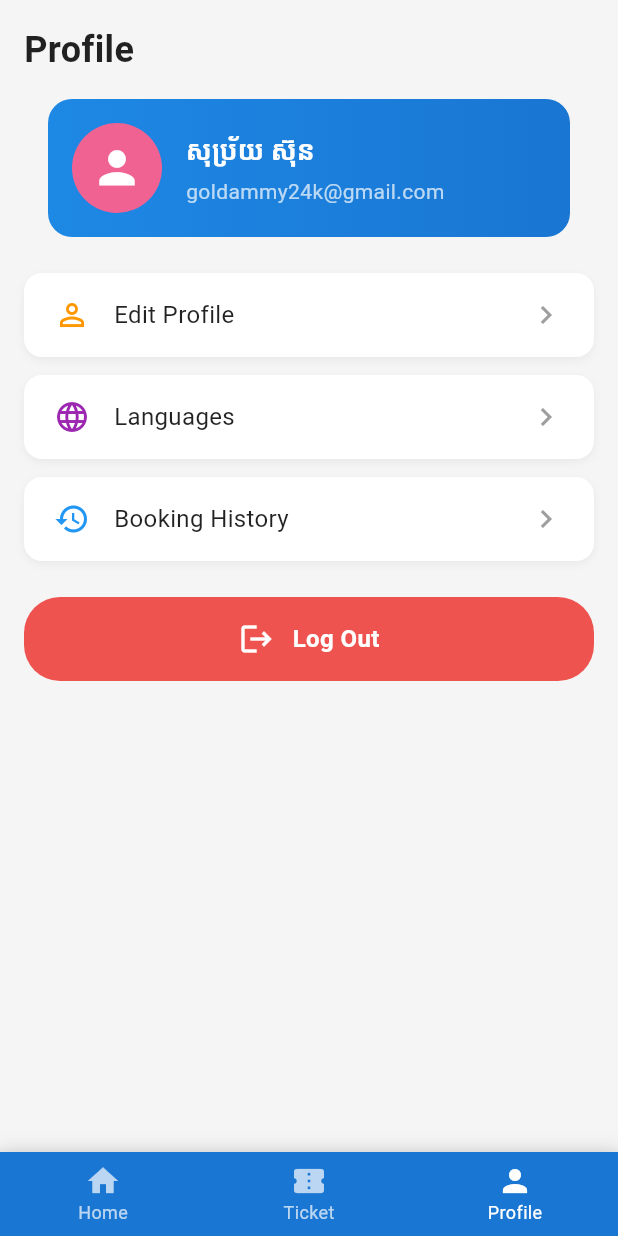
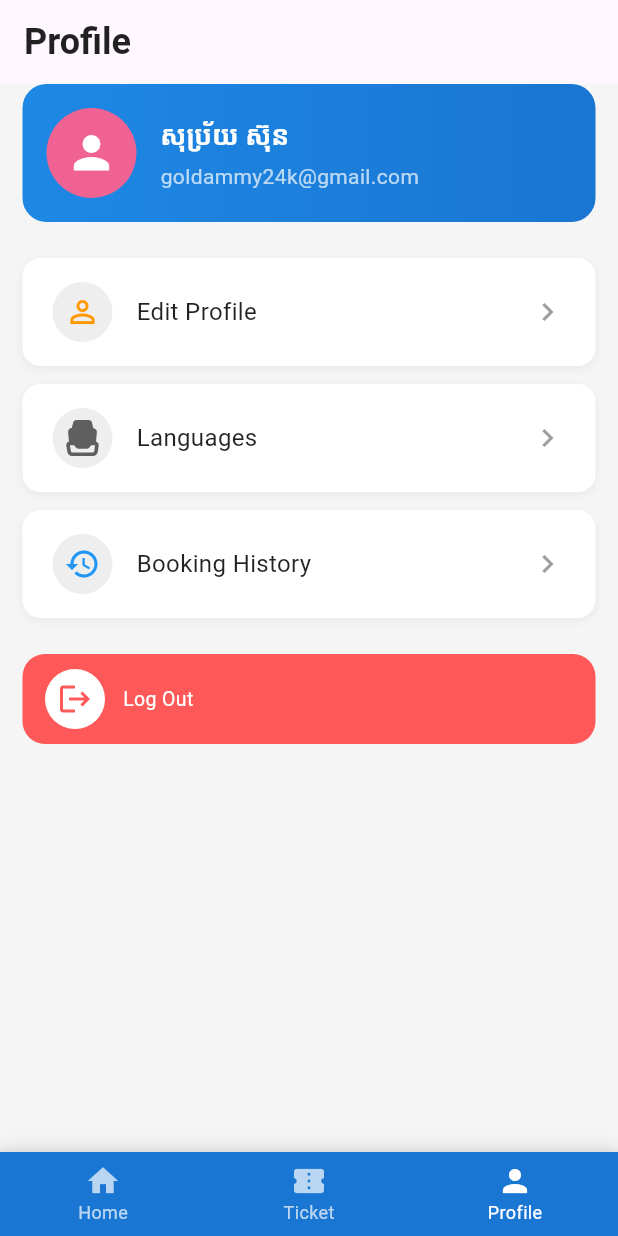
Before and after one commit to Bathhy/go-bus-mobile-app, a Flutter app: the screen it shows after launch, item 3 of the bottom bar chosen, on a phone screen of 412 x 824 dp. Run offline on Flutter 3.47's test engine with Material 3 defaults, Android fonts, the phone set to English and light mode, and no system bars; our stand-ins replace dio, flutter_svg, get; missing offline and left inert: khqr_sdk; network calls fail.

Commit message:
work on profile UI

```diff
--- a/go_bus_express/lib/main.dart
+++ b/go_bus_express/lib/main.dart
@@ -1,7 +1,7 @@
 import 'package:flutter/material.dart';
 import 'package:get/get_navigation/src/root/get_material_app.dart';
 import 'package:go_bus_express/resources/routes/app_routes.dart';
-import 'package:go_bus_express/view/main_navigation.dart';
+import 'package:go_bus_express/view/dashboard/dashboard_view.dart';
 
 void main() {
   runApp(const MyApp());
@@ -13,8 +13,10 @@ class MyApp extends StatelessWidget {
   // This widget is the root of your application.
   @override
   Widget build(BuildContext context) {
-    return const GetMaterialApp(
-      home: MainNavigation(),
+    return GetMaterialApp(
+      initialRoute: AppRoutes.mainNavigation,
+      getPages: AppRoutes.routes,
+      debugShowCheckedModeBanner: false,
     );
   }
 }
--- a/go_bus_express/lib/resources/app_images.dart
+++ b/go_bus_express/lib/resources/app_images.dart
@@ -6,5 +6,6 @@ class AppImages {
   static const String icSeat = 'assets/images/ic_seat_bus.svg';
   static const String imgBakong = 'assets/images/img_bakong.png';
   static const String imgBus = 'assets/images/go_bus_logo.png';
+  static const String imgLanguage = 'assets/images/ic_language.svg';
   // static const String iccheckBus = 'assets/images/check.svg';
 }
--- a/go_bus_express/lib/resources/routes/app_routes.dart
+++ b/go_bus_express/lib/resources/routes/app_routes.dart
@@ -1,4 +1,5 @@
 import 'package:get/get.dart';
+import 'package:go_bus_express/view/dashboard/dashboard_view.dart';
 import 'package:go_bus_express/view/ticket/choose_payment/choose_payment_view.dart';
 import 'package:go_bus_express/view/ticket/khqr_payment/khqr_payment_view.dart';
 import 'package:go_bus_express/view/ticket/select_route/select_route_view.dart';
@@ -9,6 +10,7 @@ class AppRoutes {
   static const String selectRoute = "/selectRoute";
   static const String choosePayment = "/choosePayment";
   static const String makePayment = "/makePayment";
+  static const String mainNavigation = "/mainNavigation";
 
   // static void goToDetailCategoryRoute(
   //         int? categoryId, String? uniName, String? uniDescription) =>
@@ -23,5 +25,6 @@ class AppRoutes {
     GetPage(name: selectRoute, page: () => const SelectRouteView()),
     GetPage(name: selectSeat, page: () => const SelectSeatView()),
     GetPage(name: makePayment, page: () => const KHQRPaymentView()),
+    GetPage(name: mainNavigation, page: () => const MainNavigation()),
   ];
 }
--- /dev/null
+++ b/go_bus_express/lib/utils/enums/ImageType.dart
@@ -0,0 +1,4 @@
+enum ImageType{
+  iconData,
+  svgImage,
+}
--- a/go_bus_express/lib/view/main_navigation.dart
+++ b/go_bus_express/lib/view/dashboard/dashboard_view.dart
@@ -1,6 +1,6 @@
 import 'package:flutter/material.dart';
-import 'package:go_bus_express/view/home_page.dart';
-import 'package:go_bus_express/view/profile_page.dart';
+import 'package:go_bus_express/view/dashboard/home/home_view.dart';
+import 'package:go_bus_express/view/dashboard/profile/profile_view.dart';
 
 class MainNavigation extends StatefulWidget {
   const MainNavigation({super.key});
--- /dev/null
+++ b/go_bus_express/lib/view/dashboard/profile/profile_view.dart
@@ -0,0 +1,320 @@
+import 'package:flutter/material.dart';
+import 'package:go_bus_express/resources/app_images.dart';
+import 'package:shared_package/config/themes.dart';
+import 'package:shared_package/design_system/constant/ts_padding.dart';
+import 'package:shared_package/design_system/xwidget/AppImage.dart';
+import 'package:shared_package/design_system/xwidget/ButtonComponent.dart';
+import 'package:shared_package/design_system/xwidget/TextComponent.dart';
+import 'package:shared_package/design_system/xwidget/user_profile_card.dart';
+import 'package:go_bus_express/view/edit_profile/edit_profile_view.dart';
+
+import '../../../utils/enums/ImageType.dart';
+
+class ProfilePage extends StatefulWidget {
+  const ProfilePage({super.key});
+
+  @override
+  State<ProfilePage> createState() => _ProfilePageState();
+}
+
+class _ProfilePageState extends State<ProfilePage> {
+  @override
+  Widget build(BuildContext context) {
+    var selectedLanguage = 'km';
+    return Scaffold(
+      backgroundColor: Colors.grey[100],
+      appBar: AppBar(
+        title: const Text(
+          'Profile',
+          style: TextStyle(
+            fontSize: 24,
+            fontWeight: FontWeight.bold,
+            color: Colors.black87,
+          ),
+        ),
+      ),
+      body: SafeArea(
+        child: Column(
+          children: [
+            Expanded(
+              child: SingleChildScrollView(
+                child: Column(
+                  crossAxisAlignment: CrossAxisAlignment.start,
+                  children: [
+                    const UserProfileCard(
+                      name: 'សុប្រ័យ ស៊ុន',
+                      email: 'goldammy24k@gmail.com',
+                    ),
+                    const SizedBox(height: 24),
+                    _buildMenuItem(
+                      context: context,
+                      imageType: ImageType.iconData,
+                      source: Icons.person_outline,
+                      iconColor: Colors.orange,
+                      title: 'Edit Profile',
+                      onTap: () {
+                        Navigator.push(
+                          context,
+                          MaterialPageRoute(
+                            builder: (context) => const EditProfilePage(),
+                          ),
+                        );
+                      },
+                    ),
+                    const SizedBox(height: 12),
+                    _buildMenuItem(
+                      context: context,
+                      imageType: ImageType.svgImage,
+                      source: AppImages.icSeat,
+                      iconColor: Colors.purple,
+                      title: 'Languages',
+                      onTap: () {
+                        void _showLanguageBottomSheet() {
+                          showModalBottomSheet(
+                            context: context,
+                            backgroundColor: Colors.transparent,
+                            builder:
+                                (context) => Container(
+                                  decoration: BoxDecoration(
+                                    color: Colors.white,
+                                    borderRadius: BorderRadius.only(
+                                      topLeft: Radius.circular(20),
+                                      topRight: Radius.circular(20),
+                                    ),
+                                  ),
+                                  padding: EdgeInsets.all(XPadding.extralarge),
+                                  child: Column(
+                                    mainAxisSize: MainAxisSize.min,
+                                    children: [
+                                      XTextLarge(
+                                        label: 'Choose Your Language',
+                                        colortext: black,
+                                        fontWeight: FontWeight.w600,
+                                      ),
+                                      SizedBox(height: XPadding.extralarge),
+
+                                      // Khmer option
+                                      GestureDetector(
+                                        onTap: () {},
+                                        child: Container(
+                                          padding: EdgeInsets.all(
+                                            XPadding.large,
+                                          ),
+                                          decoration: BoxDecoration(
+                                            color:
+                                                selectedLanguage == 'ខ្មែរ'
+                                                    ? goBusPrimary
+                                                    : Colors.grey.shade100,
+                                            borderRadius: BorderRadius.circular(
+                                              12,
+                                            ),
+                                          ),
+                                          child: Row(
+                                            children: [
+                                              Text(
+                                                '🇰🇭',
+                                                style: TextStyle(fontSize: 32),
+                                              ),
+                                              SizedBox(width: XPadding.large),
+                                              XTextMedium(
+                                                label: 'ខ្មែរ',
+                                                colortext:
+                                                    selectedLanguage == 'ខ្មែរ'
+                                                        ? white
+                                                        : black,
+                                                fontWeight: FontWeight.w600,
+                                              ),
+                                            ],
+                                          ),
+                                        ),
+                                      ),
+                                      SizedBox(height: XPadding.medium),
+
+                                      // English option
+                                      GestureDetector(
+                                        onTap: () {
+                                          setState(() {
+                                            selectedLanguage = 'English';
+                                          });
+                                          Navigator.pop(context);
+                                        },
+                                        child: Container(
+                                          padding: EdgeInsets.all(
+                                            XPadding.large,
+                                          ),
+                                          decoration: BoxDecoration(
+                                            color:
+                                                selectedLanguage == 'English'
+                                                    ? goBusPrimary
+                                                    : Colors.grey.shade100,
+                                            borderRadius: BorderRadius.circular(
+                                              12,
+                                            ),
+                                          ),
+                                          child: Row(
+                                            children: [
+                                              Text(
+                                                '🇬🇧',
+                                                style: TextStyle(fontSize: 32),
+                                              ),
+                                              SizedBox(width: XPadding.large),
+                                              XTextMedium(
+                                                label: 'English',
+                                                colortext:
+                                                    selectedLanguage ==
+                                                            'English'
+                                                        ? white
+                                                        : black,
+                                                fontWeight: FontWeight.w600,
+                                              ),
+                                            ],
+                                          ),
+                                        ),
+                                      ),
+                                      SizedBox(height: XPadding.extralarge),
+
+                                      // Cancel button
+                                      SizedBox(
+                                        width: double.infinity,
+                                        child: XButton(
+                                          label: 'CANCEL',
+                                          optionbutton: 1,
+                                          bgColor: goBusPrimary,
+                                          onTap: () => Navigator.pop(context),
+                                        ),
+                                      ),
+                                    ],
+                                  ),
+                                ),
+                          );
+                        }
+                      },
+                    ),
+                    const SizedBox(height: 12),
+                    _buildMenuItem(
+                      context: context,
+                      imageType: ImageType.iconData,
+                      source: Icons.history,
+                      iconColor: Colors.blue,
+                      title: 'Booking History',
+                      onTap: () {},
+                    ),
+                    const SizedBox(height: 24),
+                    _buildLogoutButton(context),
+                  ],
+                ),
+              ),
+            ),
+          ],
+        ),
+      ),
+    );
+  }
+
+  // Your existing file: lib/view/dashboard/profile/profile_view.dart
+  Widget _buildMenuItem({
+    required BuildContext context,
+    required ImageType imageType,
+    required dynamic source, // Renamed from 'icon' for clarity
+    required Color iconColor,
+    required String title,
+    required VoidCallback onTap,
+  }) {
+    // The caret was here, this is the updated implementation.
+    return Padding(
+      padding: EdgeInsets.symmetric(horizontal: XPadding.extralarge),
+      child: GestureDetector(
+        onTap: onTap,
+        child: Container(
+          padding: const EdgeInsets.symmetric(horizontal: 20, vertical: 16),
+          decoration: BoxDecoration(
+            color: Colors.white,
+            borderRadius: BorderRadius.circular(12),
+            boxShadow: [
+              BoxShadow(
+                color: Colors.black.withOpacity(0.05),
+                blurRadius: 4,
+                offset: const Offset(0, 2),
+              ),
+            ],
+          ),
+          child: Row(
+            children: [
+              CircleAvatar(
+                radius: 20,
+                backgroundColor: shimerBgColor,
+                // USE THE DYNAMIC WIDGET BUILDER HERE
+                child: _buildDynamicIcon(
+                  imageType: imageType,
+                  source: source,
+                  color: iconColor,
+                  size: 24,
+                ),
+              ),
+              const SizedBox(width: 16),
+              Expanded(
+                child: Text(
+                  title,
+                  style: const TextStyle(fontSize: 16, color: Colors.black87),
+                ),
+              ),
+              const Icon(Icons.chevron_right, color: Colors.grey),
+            ],
+          ),
+        ),
+      ),
+    );
+  }
+
+  // (_buildLogoutButton and the rest of the class...)
+  Widget _buildLogoutButton(BuildContext context) {
+    return Padding(
+      padding: EdgeInsets.symmetric(horizontal: XPadding.extralarge),
+      child: GestureDetector(
+        onTap: () {
+          // Handle logout
+        },
+        child: Container(
+          width: double.infinity,
+          padding: EdgeInsets.symmetric(vertical: XPadding.large),
+          decoration: BoxDecoration(
+            color: errorPrimary,
+            borderRadius: BorderRadius.circular(15),
+          ),
+          child: Padding(
+            padding: EdgeInsets.only(left: XPadding.extralarge),
+            child: const Row(
+              children: [
+                CircleAvatar(
+                  backgroundColor: Colors.white,
+                  radius: 20,
+                  child: Icon(Icons.logout, color: errorPrimary),
+                ),
+                SizedBox(width: 12),
+                XTextMedium(label: 'Log Out', colortext: Colors.white),
+              ],
+            ),
+          ),
+        ),
+      ),
+    );
+  }
+
+  // This helper widget decides which image widget to render based on the type.
+  Widget _buildDynamicIcon({
+    required ImageType imageType,
+    required dynamic source, // This will be IconData or a String path/URL
+    required Color color,
+    double size = 24.0,
+  }) {
+    switch (imageType) {
+      case ImageType.iconData:
+        // Source is IconData
+        return Icon(source as IconData, color: color, size: size);
+
+      case ImageType.svgImage:
+        // Source is a String path to an SVG asset
+        return AppSvgImage(path: source as String, width: size, height: size);
+    }
+  }
+}
--- a/go_bus_express/lib/view/profile_page.dart
+++ /dev/null
@@ -1,151 +0,0 @@
-import 'package:flutter/material.dart';
-import 'package:shared_package/design_system/xwidget/user_profile_card.dart';
-import 'package:go_bus_express/view/edit_profile_page.dart';
-
-class ProfilePage extends StatelessWidget {
-  const ProfilePage({super.key});
-
-  @override
-  Widget build(BuildContext context) {
-    return Scaffold(
-      backgroundColor: Colors.grey[100],
-      body: SafeArea(
-        child: Column(
-          children: [
-            Expanded(
-              child: SingleChildScrollView(
-                child: Padding(
-                  padding: const EdgeInsets.all(16.0),
-                  child: Column(
-                    crossAxisAlignment: CrossAxisAlignment.start,
-                    children: [
-                      const Text(
-                        'Profile',
-                        style: TextStyle(
-                          fontSize: 24,
-                          fontWeight: FontWeight.bold,
-                          color: Colors.black87,
-                        ),
-                      ),
-                      const SizedBox(height: 16),
-                      const UserProfileCard(
-                        name: 'សុប្រ័យ ស៊ុន',
-                        email: 'goldammy24k@gmail.com',
-                      ),
-                      const SizedBox(height: 24),
-                      _buildMenuItem(
-                        context: context,
-                        icon: Icons.person_outline,
-                        iconColor: Colors.orange,
-                        title: 'Edit Profile',
-                        onTap: () {
-                          Navigator.push(
-                            context,
-                            MaterialPageRoute(
-                              builder: (context) => const EditProfilePage(),
-                            ),
-                          );
-                        },
-                      ),
-                      const SizedBox(height: 12),
-                      _buildMenuItem(
-                        context: context,
-                        icon: Icons.language,
-                        iconColor: Colors.purple,
-                        title: 'Languages',
-                        onTap: () {},
-                      ),
-                      const SizedBox(height: 12),
-                      _buildMenuItem(
-                        context: context,
-                        icon: Icons.history,
-                        iconColor: Colors.blue,
-                        title: 'Booking History',
-                        onTap: () {},
-                      ),
-                      const SizedBox(height: 24),
-                      _buildLogoutButton(context),
-                    ],
-                  ),
-                ),
-              ),
-            ),
-          ],
-        ),
-      ),
-    );
-  }
-
-  Widget _buildMenuItem({
-    required BuildContext context,
-    required IconData icon,
-    required Color iconColor,
-    required String title,
-    required VoidCallback onTap,
-  }) {
-    return GestureDetector(
-      onTap: onTap,
-      child: Container(
-        padding: const EdgeInsets.symmetric(horizontal: 20, vertical: 16),
-        decoration: BoxDecoration(
-          color: Colors.white,
-          borderRadius: BorderRadius.circular(12),
-          boxShadow: [
-            BoxShadow(
-              color: Colors.black.withOpacity(0.05),
-              blurRadius: 4,
-              offset: const Offset(0, 2),
-            ),
-          ],
-        ),
-        child: Row(
-          children: [
-            Icon(icon, color: iconColor, size: 24),
-            const SizedBox(width: 16),
-            Expanded(
-              child: Text(
-                title,
-                style: const TextStyle(
-                  fontSize: 16,
-                  color: Colors.black87,
-                ),
-              ),
-            ),
-            const Icon(Icons.chevron_right, color: Colors.grey),
-          ],
-        ),
-      ),
-    );
-  }
-
-  Widget _buildLogoutButton(BuildContext context) {
-    return GestureDetector(
-      onTap: () {
-        // Handle logout
-      },
-      child: Container(
-        width: double.infinity,
-        padding: const EdgeInsets.symmetric(vertical: 16),
-        decoration: BoxDecoration(
-          color: Colors.red[400],
-          borderRadius: BorderRadius.circular(24),
-        ),
-        child: const Row(
-          mainAxisAlignment: MainAxisAlignment.center,
-          children: [
-            Icon(Icons.logout, color: Colors.white),
-            SizedBox(width: 12),
-            Text(
-              'Log Out',
-              style: TextStyle(
-                color: Colors.white,
-                fontSize: 16,
-                fontWeight: FontWeight.w600,
-              ),
-            ),
-          ],
-        ),
-      ),
-    );
-  }
-}
--- a/go_bus_express/lib/view/ticket/select_seat/select_seat_view.dart
+++ b/go_bus_express/lib/view/ticket/select_seat/select_seat_view.dart
@@ -23,6 +23,7 @@ class _SelectSeatViewState extends State<SelectSeatView> {
   @override
   Widget build(BuildContext context) {
     return Scaffold(
+      backgroundColor: white,
       appBar: PreferredSize(
         preferredSize: Size.fromHeight(kToolbarHeight),
         child: XAppBar(
--- a/shared_package/lib/design_system/xwidget/user_profile_card.dart
+++ b/shared_package/lib/design_system/xwidget/user_profile_card.dart
@@ -1,4 +1,5 @@
 import 'package:flutter/material.dart';
+import 'package:shared_package/design_system/constant/ts_padding.dart';
 
 class UserProfileCard extends StatelessWidget {
   final String name;
@@ -17,7 +18,7 @@ class UserProfileCard extends StatelessWidget {
   @override
   Widget build(BuildContext context) {
     return Padding(
-      padding: const EdgeInsets.symmetric(horizontal: 16.0),
+      padding: EdgeInsets.symmetric(horizontal: XPadding.extralarge),
       child: GestureDetector(
         onTap: onTap,
         child: Container(
@@ -33,10 +34,16 @@ class UserProfileCard extends StatelessWidget {
               CircleAvatar(
                 radius: 30,
                 backgroundColor: Colors.pink[300],
-                backgroundImage: avatarUrl != null ? NetworkImage(avatarUrl!) : null,
-                child: avatarUrl == null
-                    ? const Icon(Icons.person, size: 35, color: Colors.white)
-                    : null,
+                backgroundImage:
+                    avatarUrl != null ? NetworkImage(avatarUrl!) : null,
+                child:
+                    avatarUrl == null
+                        ? const Icon(
+                          Icons.person,
+                          size: 35,
+                          color: Colors.white,
+                        )
+                        : null,
               ),
               const SizedBox(width: 16),
               Expanded(
```
Also changed, not shown: go_bus_express/lib/view/dashboard/home/home_view.dart (renamed from go_bus_express/lib/view/home_page.dart, +19 -30 lines), go_bus_express/lib/view/ticket/choose_payment/choose_payment_view.dart (+3 -15 lines), go_bus_express/lib/view/ticket/khqr_payment/khqr_payment_view.dart (+114 -4 lines), go_bus_express/assets/images/ic_language.svg (added), go_bus_express/lib/view/edit_profile/edit_profile_view.dart (renamed from go_bus_express/lib/view/edit_profile_page.dart).
